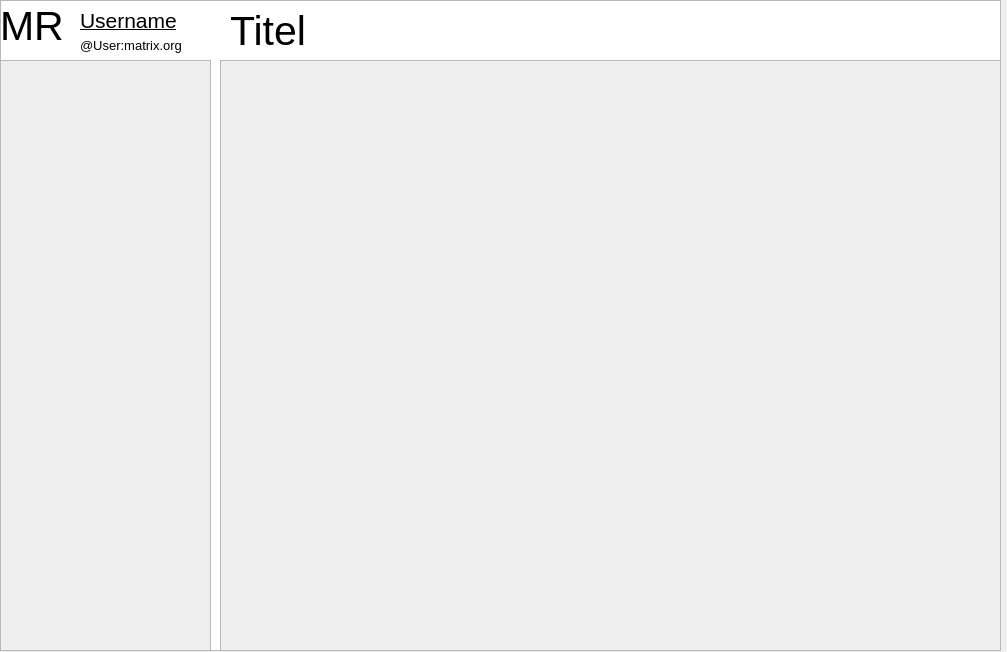
Qt form qml/Main.ui (Nordgedanken/Morpheus) before a commit.
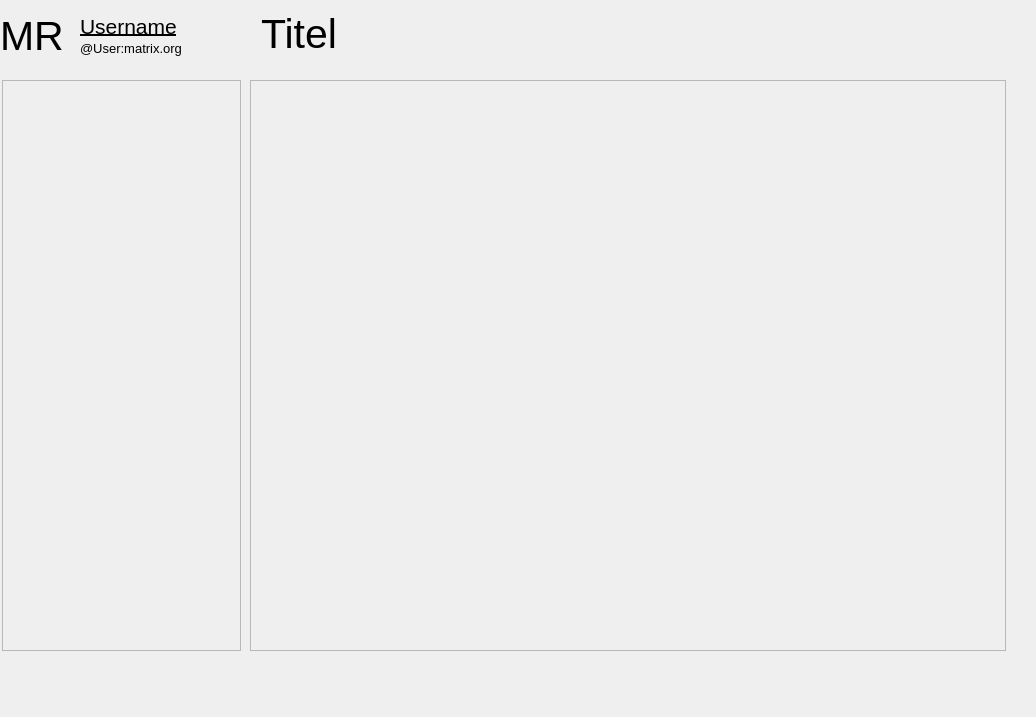
The same form after that commit.

Commit message: Start reworking of the UI \(^^)/

Patch:
```diff
--- a/qml/Main.ui
+++ b/qml/Main.ui
@@ -6,87 +6,29 @@
    <rect>
     <x>0</x>
     <y>0</y>
-    <width>1007</width>
-    <height>652</height>
+    <width>1036</width>
+    <height>717</height>
    </rect>
   </property>
   <property name="sizePolicy">
-   <sizepolicy hsizetype="MinimumExpanding" vsizetype="MinimumExpanding">
+   <sizepolicy hsizetype="Minimum" vsizetype="Minimum">
     <horstretch>0</horstretch>
     <verstretch>0</verstretch>
    </sizepolicy>
   </property>
-  <property name="font">
-   <font>
-    <underline>true</underline>
-   </font>
-  </property>
   <property name="windowTitle">
    <string>Neo</string>
   </property>
-  <widget class="QColumnView" name="columnView">
-   <property name="geometry">
-    <rect>
-     <x>0</x>
-     <y>0</y>
-     <width>1001</width>
-     <height>651</height>
-    </rect>
-   </property>
-  </widget>
-  <widget class="QScrollArea" name="scrollArea">
-   <property name="geometry">
-    <rect>
-     <x>220</x>
-     <y>60</y>
-     <width>781</width>
-     <height>591</height>
-    </rect>
-   </property>
-   <property name="widgetResizable">
-    <bool>true</bool>
-   </property>
-   <widget class="QWidget" name="scrollAreaWidgetContents">
-    <property name="geometry">
-     <rect>
-      <x>0</x>
-      <y>0</y>
-      <width>779</width>
-      <height>589</height>
-     </rect>
-    </property>
-   </widget>
-  </widget>
-  <widget class="QScrollArea" name="scrollArea_2">
-   <property name="geometry">
-    <rect>
-     <x>0</x>
-     <y>60</y>
-     <width>211</width>
-     <height>591</height>
-    </rect>
-   </property>
-   <property name="widgetResizable">
-    <bool>true</bool>
-   </property>
-   <widget class="QWidget" name="scrollAreaWidgetContents_2">
-    <property name="geometry">
-     <rect>
-      <x>0</x>
-      <y>0</y>
-      <width>209</width>
-      <height>589</height>
-     </rect>
-    </property>
-   </widget>
-  </widget>
+  <property name="title" stdset="0">
+   <string/>
+  </property>
   <widget class="QLabel" name="RoomNameLabel">
    <property name="geometry">
     <rect>
-     <x>230</x>
+     <x>261</x>
      <y>10</y>
-     <width>741</width>
-     <height>41</height>
+     <width>740</width>
+     <height>47</height>
     </rect>
    </property>
    <property name="font">
@@ -100,32 +42,102 @@
     <string>Titel</string>
    </property>
   </widget>
+  <widget class="QScrollArea" name="scrollArea_2">
+   <property name="geometry">
+    <rect>
+     <x>250</x>
+     <y>80</y>
+     <width>756</width>
+     <height>571</height>
+    </rect>
+   </property>
+   <property name="widgetResizable">
+    <bool>false</bool>
+   </property>
+   <widget class="QWidget" name="scrollAreaWidgetContents_14">
+    <property name="geometry">
+     <rect>
+      <x>0</x>
+      <y>0</y>
+      <width>239</width>
+      <height>568</height>
+     </rect>
+    </property>
+   </widget>
+  </widget>
+  <widget class="QScrollArea" name="scrollArea">
+   <property name="geometry">
+    <rect>
+     <x>2</x>
+     <y>80</y>
+     <width>239</width>
+     <height>571</height>
+    </rect>
+   </property>
+   <property name="widgetResizable">
+    <bool>false</bool>
+   </property>
+   <widget class="QWidget" name="scrollAreaWidgetContents_13">
+    <property name="geometry">
+     <rect>
+      <x>0</x>
+      <y>0</y>
+      <width>237</width>
+      <height>569</height>
+     </rect>
+    </property>
+   </widget>
+  </widget>
   <widget class="QLabel" name="UsernameLabel">
    <property name="geometry">
     <rect>
      <x>80</x>
      <y>10</y>
-     <width>121</width>
-     <height>21</height>
+     <width>164</width>
+     <height>32</height>
     </rect>
    </property>
    <property name="font">
     <font>
      <family>Arial</family>
      <pointsize>16</pointsize>
+     <underline>true</underline>
     </font>
    </property>
    <property name="text">
     <string>Username</string>
    </property>
   </widget>
+  <widget class="QLabel" name="AvatarLabel">
+   <property name="geometry">
+    <rect>
+     <x>0</x>
+     <y>0</y>
+     <width>70</width>
+     <height>70</height>
+    </rect>
+   </property>
+   <property name="font">
+    <font>
+     <family>Arial</family>
+     <pointsize>31</pointsize>
+     <underline>false</underline>
+    </font>
+   </property>
+   <property name="text">
+    <string>MR</string>
+   </property>
+   <property name="scaledContents">
+    <bool>true</bool>
+   </property>
+  </widget>
   <widget class="QLabel" name="MXIDLabel">
    <property name="geometry">
     <rect>
      <x>80</x>
-     <y>35</y>
-     <width>121</width>
-     <height>21</height>
+     <y>40</y>
+     <width>159</width>
+     <height>16</height>
     </rect>
    </property>
    <property name="font">
@@ -139,26 +151,6 @@
     <string>@User:matrix.org</string>
    </property>
   </widget>
-  <widget class="QLabel" name="AvatarLabel">
-   <property name="geometry">
-    <rect>
-     <x>0</x>
-     <y>0</y>
-     <width>71</width>
-     <height>51</height>
-    </rect>
-   </property>
-   <property name="font">
-    <font>
-     <family>Arial</family>
-     <pointsize>31</pointsize>
-     <underline>false</underline>
-    </font>
-   </property>
-   <property name="text">
-    <string>MR</string>
-   </property>
-  </widget>
  </widget>
  <layoutdefault spacing="6" margin="11"/>
  <resources/>
```
Left out of the diff: 4 changed lines with no effect on the pictures. The commit also changes 4 other files.
